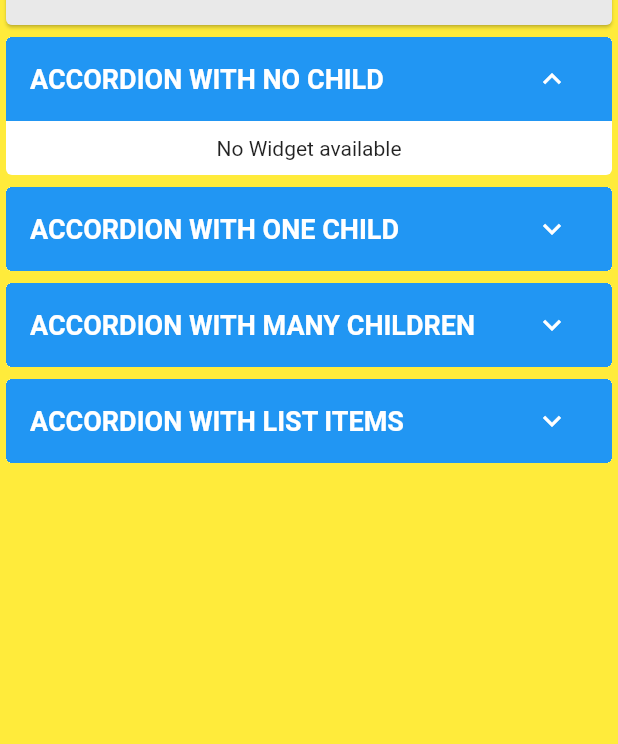
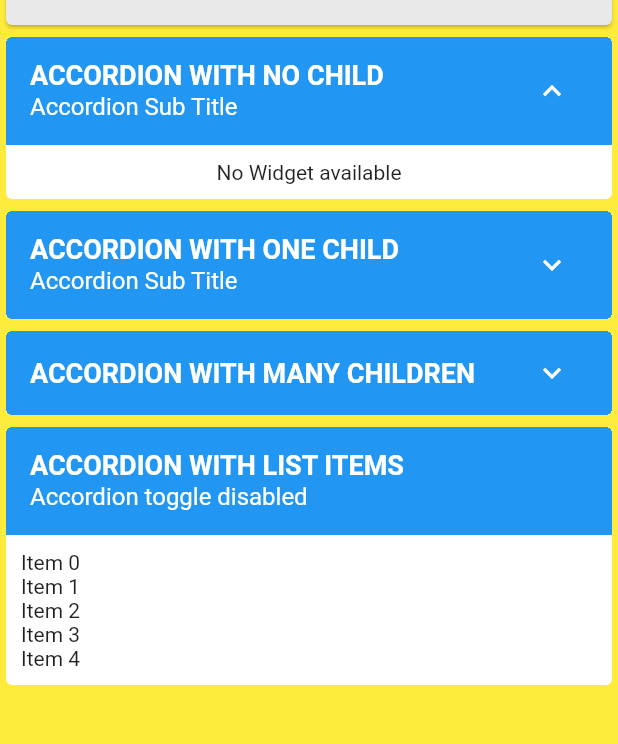
Before and after one commit to zeeshanayaz/custom_accordion, a Flutter app: the screen it shows after launch, on a phone screen of 412 x 824 dp, the part 149-893 px from its top. Run offline on Flutter 3.47's test engine with Material 2 defaults, Android fonts, the phone set to English and light mode, and no system bars.

Commit message:
Added sub title under accordion heading handled toggle functionality as disableToggle

```diff
--- a/example/lib/main.dart
+++ b/example/lib/main.dart
@@ -41,10 +41,16 @@ class _HomePageState extends State<HomePage> {
             ),
             CustomAccordion(
               title: 'Accordion with no child',
+              subTitle: 'Accordion Sub Title',
               headerBackgroundColor: Colors.blue,
               titleStyle: const TextStyle(
                 fontSize: 18,
                 fontWeight: FontWeight.bold,
+                color: Colors.white,
+              ),
+              subTitleStyle: const TextStyle(
+                fontSize: 16,
+                fontWeight: FontWeight.normal,
                 color: Colors.white,
               ),
               toggleIconOpen: Icons.keyboard_arrow_down_sharp,
@@ -55,10 +61,16 @@ class _HomePageState extends State<HomePage> {
             ),
             CustomAccordion(
               title: 'Accordion with one child',
+              subTitle: 'Accordion Sub Title',
               headerBackgroundColor: Colors.blue,
               titleStyle: const TextStyle(
                 fontSize: 18,
                 fontWeight: FontWeight.bold,
+                color: Colors.white,
+              ),
+              subTitleStyle: const TextStyle(
+                fontSize: 16,
+                fontWeight: FontWeight.normal,
                 color: Colors.white,
               ),
               toggleIconOpen: Icons.keyboard_arrow_down_sharp,
@@ -99,16 +111,23 @@ class _HomePageState extends State<HomePage> {
             ),
             CustomAccordion(
               title: 'Accordion with List Items',
+              subTitle: 'Accordion toggle disabled',
               headerBackgroundColor: Colors.blue,
               titleStyle: const TextStyle(
                 fontSize: 18,
                 fontWeight: FontWeight.bold,
                 color: Colors.white,
               ),
+              subTitleStyle: const TextStyle(
+                fontSize: 16,
+                fontWeight: FontWeight.normal,
+                color: Colors.white,
+              ),
               toggleIconOpen: Icons.keyboard_arrow_down_sharp,
               toggleIconClose: Icons.keyboard_arrow_up_sharp,
               headerIconColor: Colors.white,
               accordionElevation: 0,
+              disableToggle: true,
               widgetItems: Column(
                 crossAxisAlignment: CrossAxisAlignment.stretch,
                 children: List<Widget>.generate(5, (int index) {
--- a/lib/custom_accordion.dart
+++ b/lib/custom_accordion.dart
@@ -7,8 +7,10 @@ class CustomAccordion extends StatefulWidget {
   CustomAccordion({
     super.key,
     required this.title,
+    this.subTitle,
     this.headerBackgroundColor,
     this.titleStyle,
+    this.subTitleStyle,
     this.toggleIconOpen,
     this.toggleIconClose,
     this.headerIconColor,
@@ -18,11 +20,14 @@ class CustomAccordion extends StatefulWidget {
     this.widgetItemsPadding,
     // this.actionButton,
     this.showContent = false,
+    this.disableToggle = false,
   });
 
   final String title;
+  final String? subTitle;
   final Color? headerBackgroundColor;
   final TextStyle? titleStyle;
+  final TextStyle? subTitleStyle;
   final IconData? toggleIconOpen;
   final IconData? toggleIconClose;
   final Color? headerIconColor;
@@ -32,6 +37,7 @@ class CustomAccordion extends StatefulWidget {
   final EdgeInsetsGeometry? widgetItemsPadding;
   // final Widget? actionButton;
   bool showContent;
+  bool disableToggle;
 
   @override
   State<CustomAccordion> createState() => _CustomAccordionState();
@@ -47,29 +53,28 @@ class _CustomAccordionState extends State<CustomAccordion> {
       color: widget.backgroundColor ?? Theme.of(context).cardColor,
       child: Column(children: [
         ListTile(
-          onTap: () {
+          onTap: widget.disableToggle ? null : () {
             setState(() {
               widget.showContent = !(widget.showContent);
             });
           },
           tileColor:
               widget.headerBackgroundColor ?? Theme.of(context).splashColor,
-          title: Row(
-            mainAxisAlignment: MainAxisAlignment.spaceBetween,
-            children: [
-              Expanded(
-                child: Text(
+          title: Text(
             widget.title.toUpperCase(),
             maxLines: 1,
             overflow: TextOverflow.ellipsis,
             style: widget.titleStyle ??
                 Theme.of(context).textTheme.titleLarge,
           ),
-              ),
-              // widget.actionButton ?? const SizedBox()
-            ],
-          ),
-          trailing: IconButton(
+          subtitle: widget.subTitle != null ? Text(
+            widget.subTitle ?? '',
+            maxLines: 1,
+            overflow: TextOverflow.ellipsis,
+            style: widget.subTitleStyle ??
+                Theme.of(context).textTheme.titleSmall,
+          ) : null,
+          trailing: widget.disableToggle ? null : IconButton(
             icon: Icon(
               widget.showContent
                   ? (widget.toggleIconClose ?? Icons.arrow_drop_up)
@@ -86,7 +91,7 @@ class _CustomAccordionState extends State<CustomAccordion> {
             },
           ),
         ),
-        (widget.showContent)
+        widget.disableToggle
           ? Container(
           padding: widget.widgetItemsPadding ?? const EdgeInsets.all(10),
           child: widget.widgetItems ??
@@ -96,7 +101,17 @@ class _CustomAccordionState extends State<CustomAccordion> {
                     style: Theme.of(context).textTheme.bodyMedium,
                   )),
         )
-            : Container()
+          : (widget.showContent)
+            ? Container(
+                padding: widget.widgetItemsPadding ?? const EdgeInsets.all(10),
+                child: widget.widgetItems ??
+                    Center(
+                        child: Text(
+                      'No Widget available',
+                      style: Theme.of(context).textTheme.bodyMedium,
+                    )),
+              )
+            : const SizedBox(),
       ]),
     );
   }
--- a/pubspec.yaml
+++ b/pubspec.yaml
@@ -1,11 +1,11 @@
 name: custom_accordion
 description: Custom Accordion widget with lots of customization.
-version: 0.0.2
+version: 0.0.3
 homepage: https://github.com/zeeshanayaz/custom_accordion
 repository: https://github.com/zeeshanayaz/custom_accordion
 
 environment:
-  sdk: '>=2.19.2 <3.0.0'
+  sdk: '>=2.19.2 <4.0.0'
   flutter: ">=1.17.0"
 
 dependencies:
```
Also changed, not shown: example/pubspec.lock, 8 other files. Lines whose indentation alone changed are shown as unchanged.
